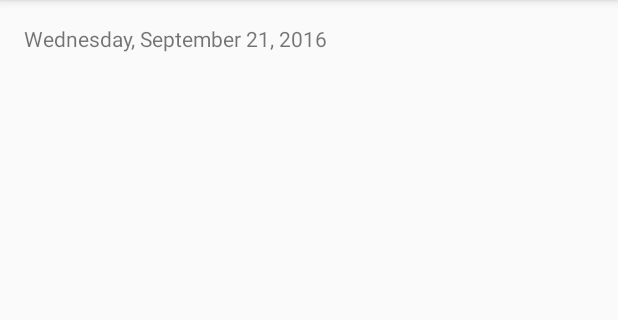
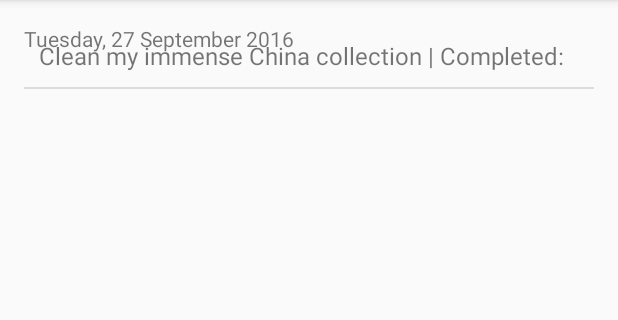
Before and after one commit to Asanche/HabitTracker, an Android app: the screen it shows after launch (MainActivity), on a phone screen of 412 x 824 dp, the part 84-404 px from its top. Run offline under Robolectric (Android 15) with nearby library versions, the phone set to English and light mode, and no system bars.

Commit message:
Got a date to print to the TextView, got habits to print to the list on the main activity

```diff
--- a/app/src/main/java/com/example/adam/habittracker/Habit.java
+++ b/app/src/main/java/com/example/adam/habittracker/Habit.java
@@ -48,4 +48,12 @@ public class Habit
     {
         this.history = history;
     }
+
+    @Override
+    public String toString()
+    {
+        String completedString = "Completed: ";
+        return this.name + " | " + completedString;
+    }
+
 }
--- a/app/src/main/java/com/example/adam/habittracker/MainActivity.java
+++ b/app/src/main/java/com/example/adam/habittracker/MainActivity.java
@@ -18,10 +18,6 @@ public class MainActivity extends AppCompatActivity
 
         super.onCreate(savedInstanceState);
 
-        Log.d("Debug", R.class.toString());
-
         mainLayoutController.init();
-
-        setContentView(R.layout.activity_main);
     }
 }
--- a/app/src/main/java/com/example/adam/habittracker/MainLayoutController.java
+++ b/app/src/main/java/com/example/adam/habittracker/MainLayoutController.java
@@ -36,6 +36,7 @@ public class MainLayoutController
 
     private void getHabitList(Calendar calendar)
     {
+        Log.i("trace", "MainLayoutController getHabitList");
         currentDay.addHabit(new Habit("Clean my immense China collection"));
         calendar.get(Calendar.DAY_OF_WEEK);
         //ListView incompleteHabits = (ListView) mainActivity.findViewById(R.id.incompleteHabitsList);
@@ -43,15 +44,17 @@ public class MainLayoutController
 
         habitList = currentDay.getHabits();
         adapter = new ArrayAdapter<Habit>(mainActivity, R.layout.list_item, habitList);
-        Log.d("DEBUG", new Boolean(habitListView == null).toString());
+
         habitListView.setAdapter(adapter);
     }
 
     private void setDate(Calendar calendar)
     {
+        Log.i("trace", "MainLayoutController setDate");
+
         TextView displayedDateElement = (TextView)mainActivity.findViewById(R.id.currentDate);
 
-        Log.d("WEEEEE", new SimpleDateFormat("EEEE, d MMMM yyyy").format(calendar.getTime()));
+        Log.i("info", "Main scene date set to" + new SimpleDateFormat("EEEE, d MMMM yyyy").format(calendar.getTime()));
 
         displayedDateElement.setText(new SimpleDateFormat("EEEE, d MMMM yyyy").format(calendar.getTime()));
     }
--- a/app/src/main/res/layout/activity_main.xml
+++ b/app/src/main/res/layout/activity_main.xml
@@ -14,7 +14,7 @@
         android:id="@+id/currentDate"
         android:layout_width="wrap_content"
         android:layout_height="wrap_content"
-        android:text="Wednesday, September 21, 2016"
+        android:text=""
     />
 
     <ListView
```
